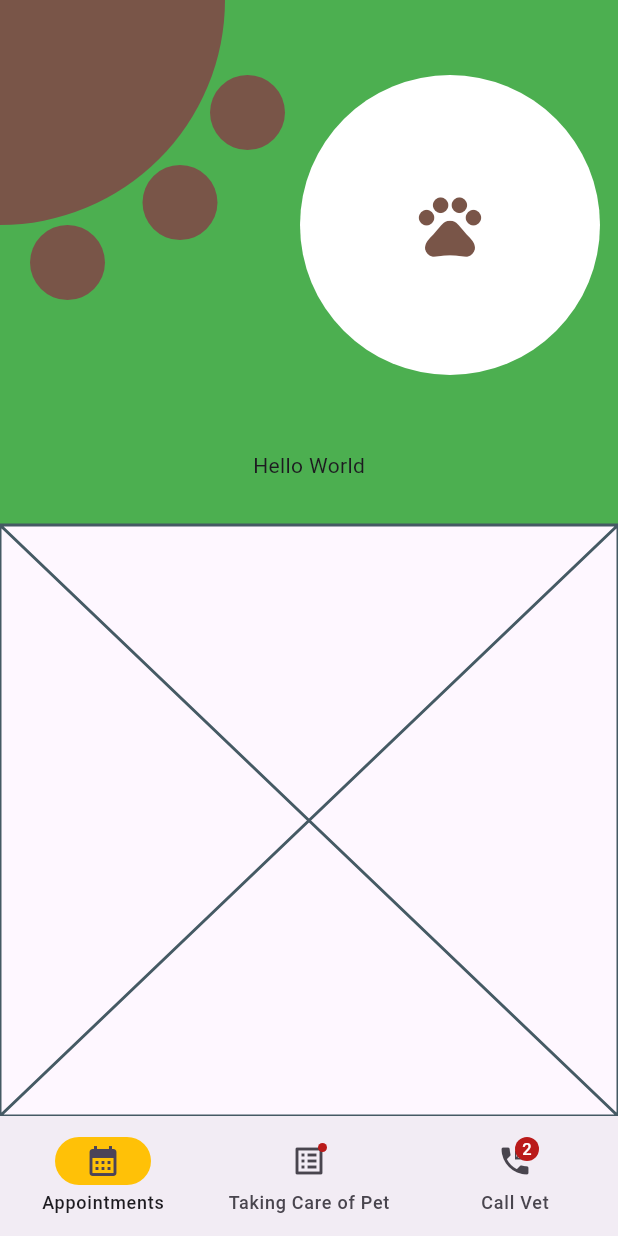
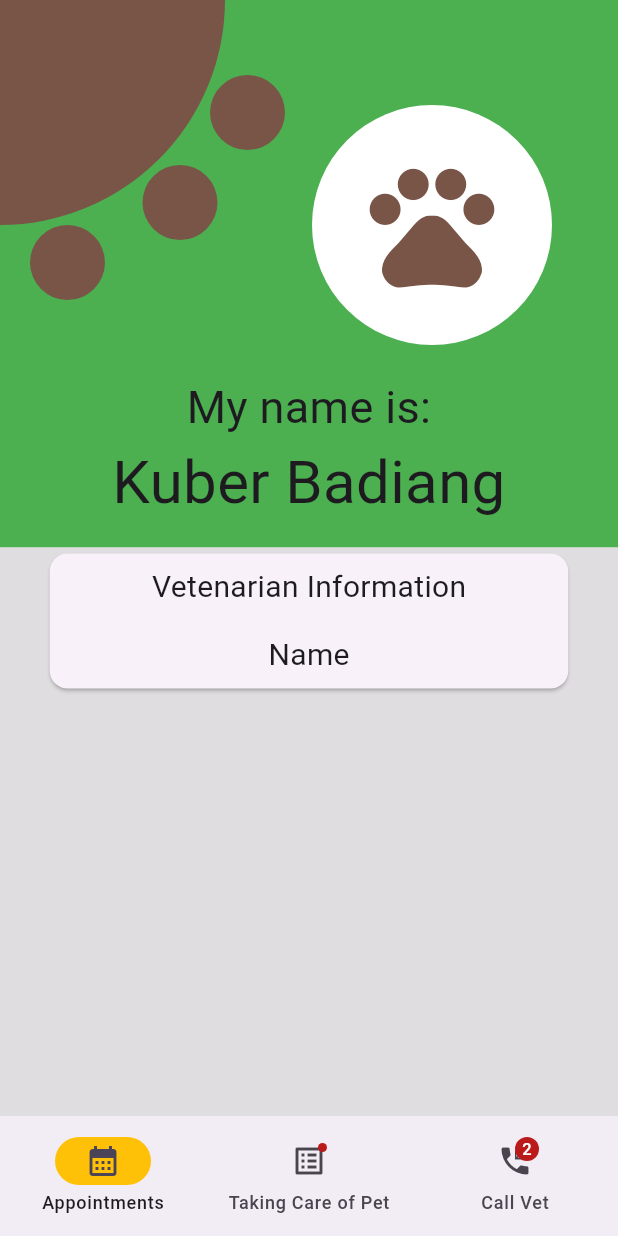
Before and after one commit to Patrick-Badiang/PetCareApp, a Flutter app: the screen it shows after launch, on a phone screen of 412 x 824 dp. Run offline on Flutter 3.47's test engine with Material 3 defaults, Android fonts, the light colour scheme and no system bars.

Commit message:
Started vet Card

```diff
--- a/lib/main.dart
+++ b/lib/main.dart
@@ -1,4 +1,6 @@
+import 'package:flutter/cupertino.dart';
 import 'package:flutter/material.dart';
+import 'package:flutter/rendering.dart';
 import 'package:flutter/widgets.dart';
 
 void main() {
@@ -77,19 +79,31 @@ class _MyHomePageState extends State<MyHomePage> {
 
 class TopWidget extends StatelessWidget {
   const TopWidget({super.key});
-
   @override
   Widget build(BuildContext context) {
-    return SizedBox(
-      height: 350,
-      child: Container(
-        color: Colors.green,
-        child: const Column(
-          children: [
-            PrintandCircle(),
-            Text("Hello World"),
-          ],
-        ),
+    return Container(
+      color: Colors.green,
+      child: const Column(
+        children: [
+          PrintandCircle(),
+          Text(
+            style: TextStyle(
+              fontSize: 30,
+            ),
+            textAlign: TextAlign.center,
+            "My name is:",
+          ),
+          Padding(
+            padding: EdgeInsets.only(bottom: 15.0),
+            child: Text(
+              style: TextStyle(
+                fontSize: 40,
+              ),
+              textAlign: TextAlign.center,
+              "Kuber Badiang",
+            ),
+          ),
+        ],
       ),
     );
   }
@@ -103,17 +117,16 @@ class PrintandCircle extends StatelessWidget {
     return const Row(
       children: [
         SizedBox(
-          height: 300,
+          height: 250,
           width: 200,
           child: PawPrint(),
         ),
-        Positioned(
-          top: 60,
-          right: 30,
+        Padding(
+          padding: EdgeInsets.only(left: 8.0, top: 50.0),
           child: CircleAvatar(
-            radius: 100,
+            radius: 80,
             backgroundColor: Colors.white,
-            child: Icon(Icons.pets, size: 50, color: Colors.brown),
+            child: Icon(Icons.pets, size: 100, color: Colors.brown),
           ),
         ),
       ],
@@ -178,6 +191,48 @@ class CenterWidget extends StatelessWidget {
 
   @override
   Widget build(BuildContext context) {
-    return const Placeholder();
+    return Container(
+      width: double.infinity,
+        color: const Color.fromARGB(217, 217, 217, 217),
+        child: const Column(
+          children: <Widget>[
+            Card(
+              child: Column(
+                  children: <Widget>[
+                    Padding(
+                      padding: EdgeInsets.symmetric(horizontal: 60.0),
+                      child: Padding(
+                        padding: EdgeInsets.all(8.0),
+                        child: Text(
+                          'Vetenarian Information',
+                          style: TextStyle(
+                            fontSize: 20,
+                          ),
+                        ),
+                      ),
+
+                    ),
+                    Padding(
+                      padding: EdgeInsets.all(8.0),
+                      child: Text(
+                        textAlign: TextAlign.left,
+                        style: TextStyle(
+                          fontSize: 20,
+                        ),
+                        'Name',
+
+                      ),
+
+                    ),
+
+
+                  ],
+                ),
+              ),
+
+
+
+          ],
+        ));
   }
 }
```
